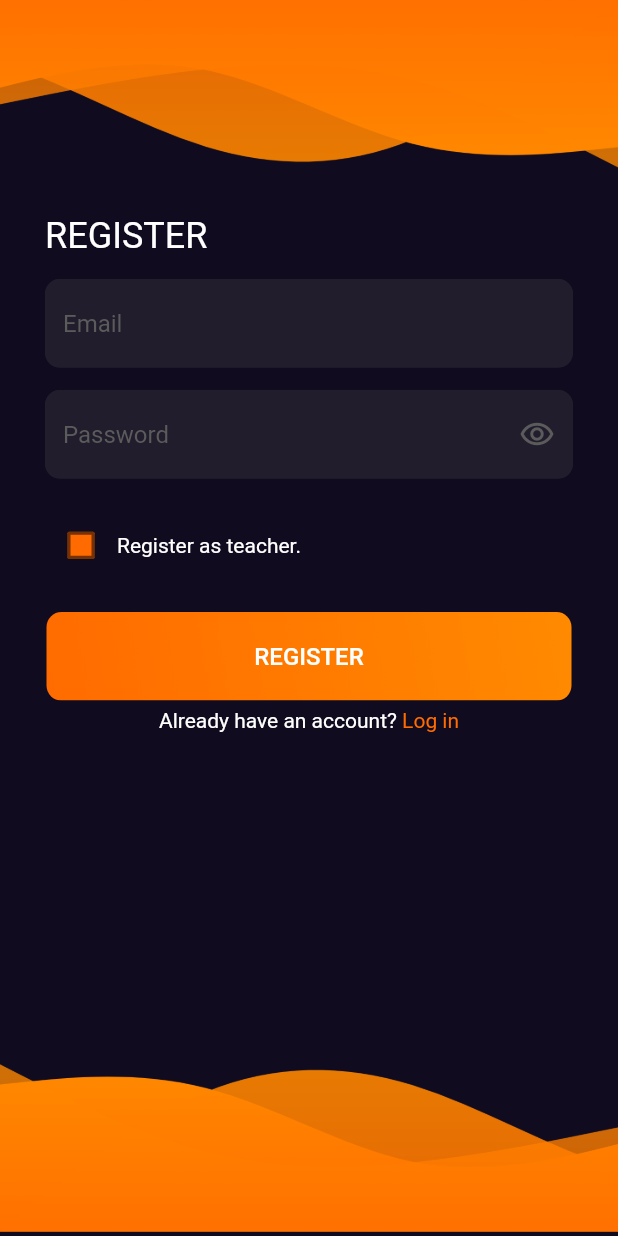
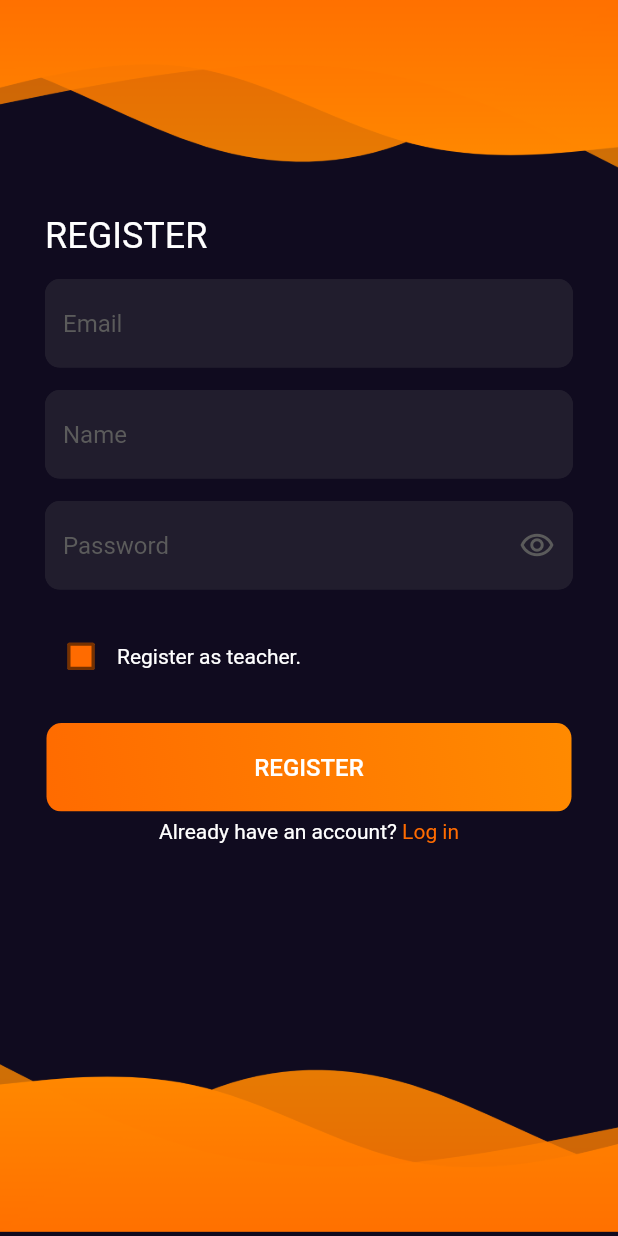
Before and after one commit to LukasKatona/SNIP_maturita, a Flutter app: the screen it shows after launch, after a tap on "LOG IN", after a tap on "Register", on a phone screen of 412 x 824 dp. Run offline on Flutter 3.47's test engine with Material 2 defaults, Android fonts, the phone set to English and light mode, and no system bars; our stand-ins replace cloud_firestore, firebase_auth, firebase_core, flutter_spinkit; missing offline and left inert: draggable_scrollbar; accounts and stored records are empty.

Commit message:
random teacher key done

```diff
--- /dev/null
+++ b/lib/Models/variables.dart
@@ -0,0 +1,7 @@
+class Variables {
+
+  final String teacherKey;
+
+  Variables({ this.teacherKey });
+
+}
--- a/lib/Pages/LoginPage/register.dart
+++ b/lib/Pages/LoginPage/register.dart
@@ -3,6 +3,8 @@ import 'package:maturita/Services/auth.dart';
 import 'package:maturita/shared/design.dart';
 import 'LoginPage.dart';
 import 'package:maturita/shared/loading.dart';
+import 'package:provider/provider.dart';
+import 'package:maturita/Models/variables.dart';
 
 class Register extends StatefulWidget {
   @override
@@ -19,6 +21,7 @@ class _RegisterState extends State<Register> {
   bool loading = false;
 
   String email = '';
+  String name = '';
   String password = '';
   String error = '';
   String teacherKey = '';
@@ -31,6 +34,9 @@ class _RegisterState extends State<Register> {
 
   @override
   Widget build(BuildContext context) {
+
+    final variables = Provider.of<Variables>(context);
+
     return loading ? Loading() : Padding(
       padding: const EdgeInsets.symmetric(horizontal: 30),
       child: Container(
@@ -48,6 +54,14 @@ class _RegisterState extends State<Register> {
                 style: TextStyle(color: Colors.white),
                 cursorColor: Color(0xFFFF6B00),
                 decoration: snipInputDecoration.copyWith(hintText: "Email"),
+              ),
+              SizedBox(height: 15,),
+              TextFormField(
+                validator: (val) => val.isEmpty ? "enter your name" : null,
+                onChanged: (val) {setState(() => name = val);},
+                style: TextStyle(color: Colors.white),
+                cursorColor: Color(0xFFFF6B00),
+                decoration: snipInputDecoration.copyWith(hintText: "Name"),
               ),
               SizedBox(height: 15,),
               TextFormField(
@@ -84,7 +98,7 @@ class _RegisterState extends State<Register> {
                     ),
                     child: Expanded(
                       child: TextFormField(
-                        validator: (val) => val.isEmpty ? "enter a teacher key" : null,
+                        validator: (val) => val != variables.teacherKey ? "enter a valid teacher key" : null,
                         onChanged: (val) {setState(() => teacherKey = val);},
                         style: TextStyle(color: Colors.white),
                         cursorColor: Color(0xFFFF6B00),
@@ -101,7 +115,7 @@ class _RegisterState extends State<Register> {
                   onPressed: () async {
                     if (_formKey.currentState.validate()){
                       setState(() => loading = true);
-                      dynamic result = await _auth.registerWithEmailAndPassword(email, password, teacherKey);
+                      dynamic result = await _auth.registerWithEmailAndPassword(email, password, teacherKey, name, variables.teacherKey);
                       if (result == null){
                         setState(() {
                           error = "please supply a valid email";
--- a/lib/Services/auth.dart
+++ b/lib/Services/auth.dart
@@ -29,22 +29,24 @@ class AuthService {
   }
 
   // register with email and password
-  Future registerWithEmailAndPassword(String email, String password, String teacherKey) async {
+  Future registerWithEmailAndPassword(String email, String password, String teacherKey, String name, String correctKey) async {
     try {
       UserCredential result = await _auth.createUserWithEmailAndPassword(email: email, password: password);
       User user = result.user;
 
       //create a new document for the user with uid
       String role;
-      int idx = email.indexOf("@");
-      String name = email.substring(0, idx).trim();
-      if (teacherKey == '12345678'){
+
+      /*int idx = email.indexOf("@");
+      String name = email.substring(0, idx).trim();*/
+
+      if (teacherKey == correctKey){
         role = 'teacher';
+        await DatabaseService(uid: user.uid).updateUserData(name, role, false);
       }else{
         role = 'student';
+        await DatabaseService(uid: user.uid).updateUserData(name, role, true);
       }
-
-      await DatabaseService(uid: user.uid).updateUserData(name, role, true);
 
       return _userFromFirebaseUser(user);
     } catch(e) {
--- a/lib/Services/database.dart
+++ b/lib/Services/database.dart
@@ -1,6 +1,8 @@
 import 'package:cloud_firestore/cloud_firestore.dart';
 import 'package:maturita/Models/sniper.dart';
 import 'package:maturita/Models/user.dart';
+import 'package:maturita/Models/variables.dart';
+import 'dart:math';
 
 class DatabaseService {
 
@@ -10,6 +12,39 @@ class DatabaseService {
 
   // collection reference
   final CollectionReference snipCollection = FirebaseFirestore.instance.collection('snip');
+  final CollectionReference adminCollection = FirebaseFirestore.instance.collection('admin');
+
+  // update teacher key
+  String generatePassword({
+    bool letter = true,
+    bool isNumber = true,
+    bool isSpecial = true,
+  }) {
+    final length = 20;
+    final letterLowerCase = "abcdefghijklmnopqrstuvwxyz";
+    final letterUpperCase = "ABCDEFGHIJKLMNOPQRSTUVWXYZ";
+    final number = '0123456789';
+    final special = '@#%^*>\$@?/[]=+';
+
+    String chars = "";
+    if (letter) chars += '$letterLowerCase$letterUpperCase';
+    if (isNumber) chars += '$number';
+    if (isSpecial) chars += '$special';
+
+
+    return List.generate(length, (index) {
+      final indexRandom = Random.secure().nextInt(chars.length);
+      return chars [indexRandom];
+    }).join('');
+  }
+
+  Future updateTeacherKey() async{
+    return await adminCollection.doc('variables').set({
+      'teacherKey': generatePassword(),
+    });
+  }
+
+  // update user data
 
   Future updateUserData(String name, String role, bool anon) async{
     return await snipCollection.doc(uid).set({
@@ -17,6 +52,13 @@ class DatabaseService {
       'role': role,
       'anon': anon,
     });
+  }
+
+  // admin variables from snapshot
+  Variables _variablesFromSnapshot(DocumentSnapshot snapshot) {
+    return Variables(
+      teacherKey: snapshot.get('teacherKey') ?? '',
+    );
   }
 
   // sniper list from snapshot
@@ -42,6 +84,12 @@ class DatabaseService {
     );
   }
 
+  // get admin variables stream
+  Stream<Variables> get variables {
+    return adminCollection.doc('variables').snapshots()
+        .map(_variablesFromSnapshot);
+  }
+
   //get sniper stream
   Stream<List<Sniper>> get snipers {
     return snipCollection.snapshots()
--- a/lib/Wrapper.dart
+++ b/lib/Wrapper.dart
@@ -1,5 +1,6 @@
 import 'package:flutter/material.dart';
 import 'package:maturita/Models/user.dart';
+import 'package:maturita/Models/variables.dart';
 import 'package:maturita/Pages/LoginPage/LoginPage.dart';
 import 'package:maturita/Services/database.dart';
 import 'package:provider/provider.dart';
--- a/lib/main.dart
+++ b/lib/main.dart
@@ -1,9 +1,11 @@
 import 'package:flutter/material.dart';
 import 'package:firebase_core/firebase_core.dart';
 import 'package:maturita/Models/user.dart';
+import 'package:maturita/Models/variables.dart';
 import 'package:maturita/Services/auth.dart';
 import 'package:maturita/Wrapper.dart';
 import 'package:provider/provider.dart';
+import 'package:maturita/Services/database.dart';
 
 Future<void> main() async {
   WidgetsFlutterBinding.ensureInitialized();
@@ -16,7 +18,9 @@ class MyApp extends StatelessWidget {
   // This widget is the root of your application.
   @override
   Widget build(BuildContext context) {
-    return StreamProvider<MyUser>.value(
+    return StreamProvider<Variables>.value(
+      value: DatabaseService().variables,
+      child: StreamProvider<MyUser>.value(
         value: AuthService().user,
         child: GestureDetector(
           onTap: () {
@@ -41,6 +45,7 @@ class MyApp extends StatelessWidget {
             )
           ),
         ),
+      ),
     );
   }
 }
```
Also changed, not shown: lib/Pages/HomePage/settings/settings.dart (+66 -1 lines). Lines whose indentation alone changed are shown as unchanged.
